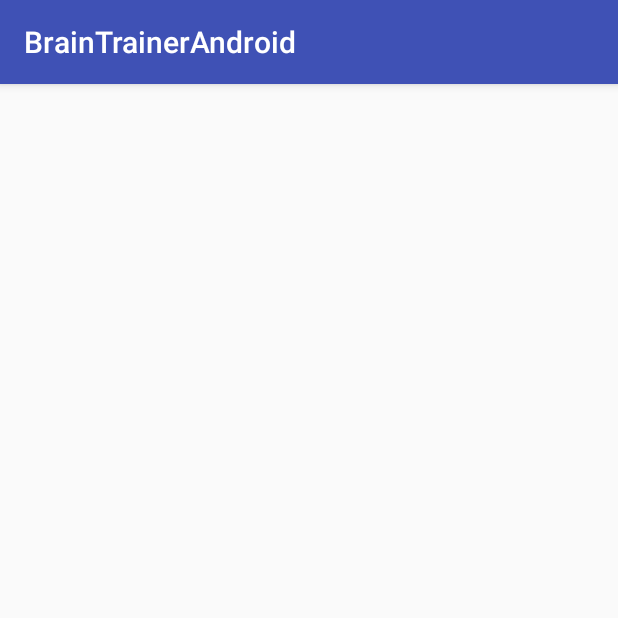
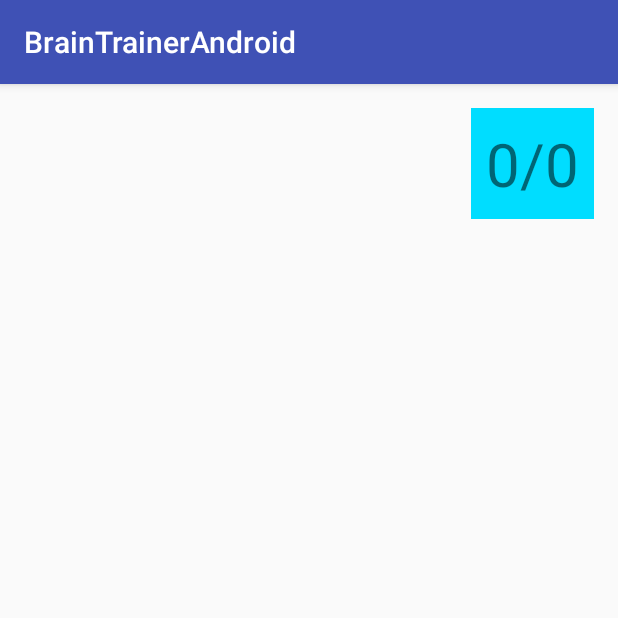
Before and after one commit to RommelTJ/BrainTrainerAndroid, an Android app: the screen it shows after launch (MainActivity), on a phone screen of 412 x 824 dp, the top half of it. Run offline under Robolectric (Android 15) with nearby library versions, the phone set to English and light mode, and no system bars.

Commit message:
Score TextView

```diff
--- a/app/src/main/res/layout/activity_main.xml
+++ b/app/src/main/res/layout/activity_main.xml
@@ -41,6 +41,19 @@
                 app:layout_constraintStart_toStartOf="parent"
                 app:layout_constraintTop_toBottomOf="@+id/resultTextView" />
 
+        <TextView
+                android:id="@+id/scoreTextView"
+                android:layout_width="wrap_content"
+                android:layout_height="wrap_content"
+                android:layout_marginEnd="16dp"
+                android:layout_marginTop="16dp"
+                android:background="@android:color/holo_blue_bright"
+                android:padding="10dp"
+                android:text="0/0"
+                android:textSize="40sp"
+                app:layout_constraintEnd_toEndOf="parent"
+                app:layout_constraintTop_toTopOf="parent" />
+
     </android.support.constraint.ConstraintLayout>
 
 </android.support.constraint.ConstraintLayout>
```
